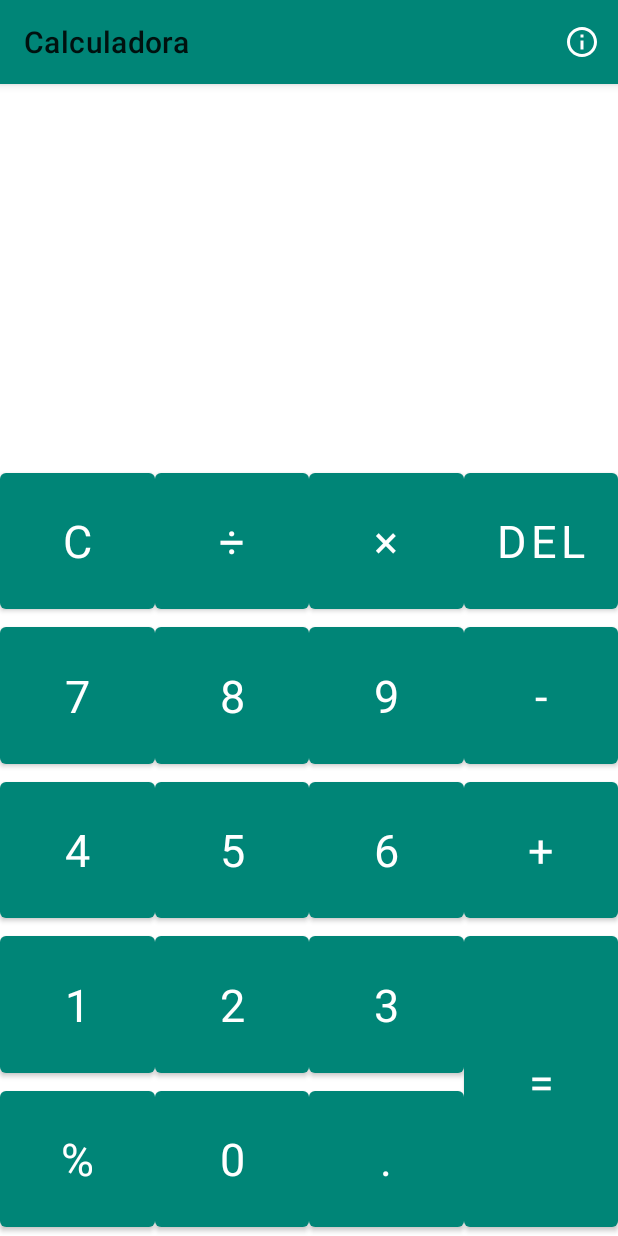
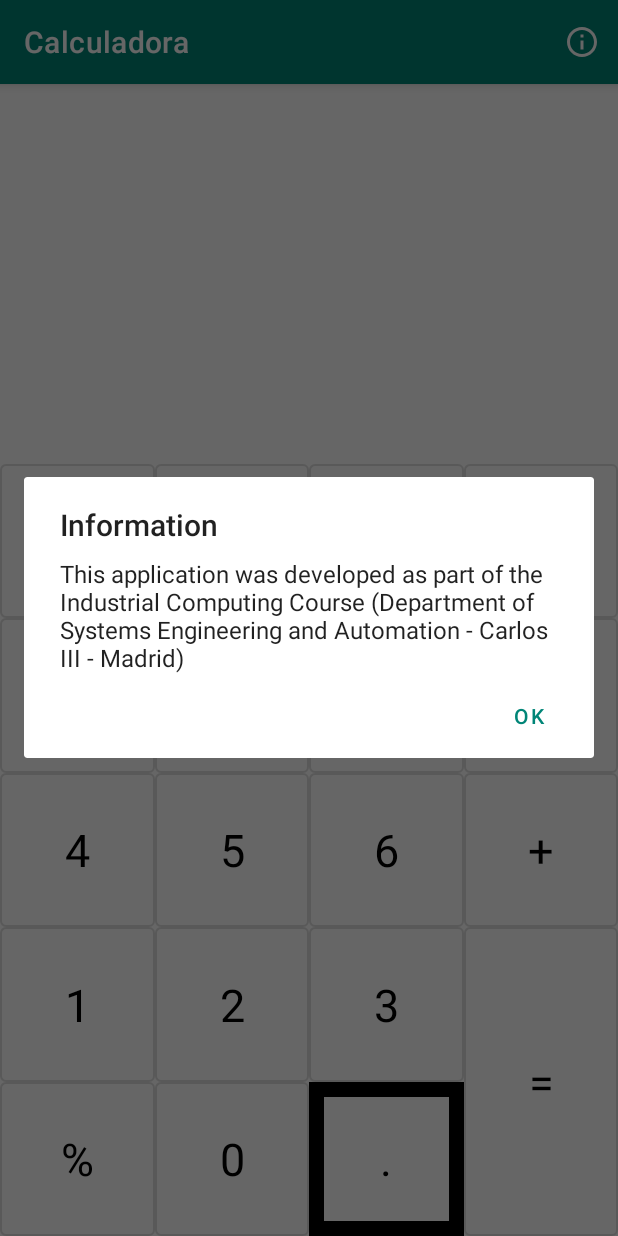
Before and after one commit to lacour-vincent/calculadora, an Android app: the screen it shows after launch (MainActivity), after a tap on "Information", on a phone screen of 412 x 824 dp. Run offline under Robolectric (Android 15) with nearby library versions, the phone set to English and light mode, and no system bars.

Commit message:
Improve layout

```diff
--- a/app/src/main/java/com/example/calculadora/MainActivity.kt
+++ b/app/src/main/java/com/example/calculadora/MainActivity.kt
@@ -4,7 +4,7 @@ import androidx.appcompat.app.AppCompatActivity
 import android.os.Bundle
 import android.view.Menu
 import android.view.MenuItem
-import android.widget.Toast
+import androidx.appcompat.app.AlertDialog
 
 import kotlinx.android.synthetic.main.activity_main.*
 
@@ -28,7 +28,7 @@ class MainActivity : AppCompatActivity() {
         button_eight.setOnClickListener { addElementToScreen('8') }
         button_nine.setOnClickListener { addElementToScreen('9') }
 
-        button_comma.setOnClickListener { addElementToScreen('.') }
+        button_dot.setOnClickListener { addElementToScreen('.') }
         button_percentage.setOnClickListener { addElementToScreen('%') }
 
         button_add.setOnClickListener { addElementToScreen('+') }
@@ -42,19 +42,19 @@ class MainActivity : AppCompatActivity() {
         button_clear.setOnClickListener { clearScreen() }
     }
 
-    fun addElementToScreen(element: Char) {
+    private fun addElementToScreen(element: Char) {
         textview_screen.text = evaluator.addElement(element)
     }
 
-    fun removeLastElementToScreen() {
+    private fun removeLastElementToScreen() {
         textview_screen.text = evaluator.removeLastElement()
     }
 
-    fun clearScreen() {
+    private fun clearScreen() {
         textview_screen.text = evaluator.clear()
     }
 
-    fun performCalculation() {
+    private fun performCalculation() {
         textview_screen.text = evaluator.eval()
     }
 
@@ -66,11 +66,19 @@ class MainActivity : AppCompatActivity() {
     override fun onOptionsItemSelected(item: MenuItem): Boolean {
         when (item.itemId) {
             R.id.action_information -> {
-                Toast.makeText(this, "Information", Toast.LENGTH_SHORT).show()
+                showInformation()
                 return true
             }
         }
         return super.onOptionsItemSelected(item)
     }
 
+    private fun showInformation() {
+        val builder = AlertDialog.Builder(this)
+        builder.setTitle(this.getString(R.string.information_title))
+        builder.setMessage(this.getString(R.string.information_description))
+        builder.setPositiveButton(android.R.string.yes) { _, _ -> }
+        builder.show()
+    }
+
 }
--- a/app/src/main/res/layout/activity_main.xml
+++ b/app/src/main/res/layout/activity_main.xml
@@ -11,8 +11,8 @@
             android:id="@+id/toolbar_activity_main"
             android:layout_width="match_parent"
             android:layout_height="?attr/actionBarSize"
-            android:background="?attr/colorPrimary"
             android:elevation="4dp"
+            app:theme="@style/Toolbar"
             app:layout_constraintTop_toTopOf="parent"
             app:layout_constraintEnd_toEndOf="parent"
             app:layout_constraintStart_toStartOf="parent"/>
@@ -27,238 +27,186 @@
             android:layout_marginStart="8dp"
             android:layout_marginEnd="8dp"
             android:layout_marginTop="24dp"
+            android:textColor="@color/black"
             android:textAlignment="textEnd"
+            android:maxLines="1"
+            android:ellipsize="end"
             android:textSize="36sp"
-    />
+            android:layout_marginBottom="8dp"/>
 
 
     <com.google.android.material.button.MaterialButton
             android:id="@+id/button_percentage"
-            android:text="%"
-            android:layout_width="0dp"
-            android:layout_height="0dp"
+            android:text="@string/operator_percentage"
+            style="@style/Button"
             app:layout_constraintDimensionRatio="1:1"
             app:layout_constraintBottom_toBottomOf="parent"
             app:layout_constraintEnd_toStartOf="@+id/guideline_left"
-            app:layout_constraintStart_toStartOf="parent"
-            android:textSize="30sp"
-            android:fontFamily="sans-serif"/>
+            app:layout_constraintStart_toStartOf="parent"/>
 
     <com.google.android.material.button.MaterialButton
             android:id="@+id/button_zero"
-            android:text="0"
-            android:layout_width="0dp"
-            android:layout_height="0dp"
+            android:text="@string/number_zero"
+            style="@style/Button"
             app:layout_constraintDimensionRatio="1:1"
             app:layout_constraintStart_toEndOf="@+id/button_percentage"
             app:layout_constraintEnd_toStartOf="@+id/guideline_center"
-            app:layout_constraintBottom_toBottomOf="parent"
-            android:textSize="30sp"
-            android:fontFamily="sans-serif"/>
+            app:layout_constraintBottom_toBottomOf="parent"/>
 
     <com.google.android.material.button.MaterialButton
-            android:id="@+id/button_comma"
-            android:text="."
-            android:layout_width="0dp"
-            android:layout_height="0dp"
+            android:id="@+id/button_dot"
+            android:text="@string/operator_dot"
+            style="@style/Button"
+            app:strokeWidth="10dp"
+            app:strokeColor="@color/black"
             app:layout_constraintDimensionRatio="1:1"
             app:layout_constraintStart_toEndOf="@+id/button_zero"
             app:layout_constraintEnd_toStartOf="@+id/guideline_right"
-            app:layout_constraintBottom_toBottomOf="parent"
-            android:textSize="30sp"
-            android:fontFamily="sans-serif"/>
+            app:layout_constraintBottom_toBottomOf="parent"/>
 
     <com.google.android.material.button.MaterialButton
             android:id="@+id/button_one"
-            android:text="1"
-            android:layout_width="0dp"
-            android:layout_height="0dp"
+            android:text="@string/number_one"
+            style="@style/Button"
             app:layout_constraintDimensionRatio="1:1"
             app:layout_constraintBottom_toTopOf="@+id/button_percentage"
             app:layout_constraintStart_toStartOf="parent"
-            app:layout_constraintEnd_toStartOf="@+id/guideline_left"
-            android:textSize="30sp"
-            android:fontFamily="sans-serif"/>
+            app:layout_constraintEnd_toStartOf="@+id/guideline_left"/>
 
     <com.google.android.material.button.MaterialButton
             android:id="@+id/button_two"
-            android:text="2"
-            android:layout_width="0dp"
-            android:layout_height="0dp"
+            android:text="@string/number_two"
+            style="@style/Button"
             app:layout_constraintDimensionRatio="1:1"
             app:layout_constraintBottom_toTopOf="@+id/button_zero"
             app:layout_constraintStart_toEndOf="@+id/button_one"
-            app:layout_constraintEnd_toStartOf="@+id/guideline_center"
-            android:textSize="30sp"
-            android:fontFamily="sans-serif"/>
+            app:layout_constraintEnd_toStartOf="@+id/guideline_center"/>
 
     <com.google.android.material.button.MaterialButton
             android:id="@+id/button_three"
-            android:text="3"
-            android:layout_width="0dp"
-            android:layout_height="0dp"
+            android:text="@string/number_three"
+            style="@style/Button"
             app:layout_constraintDimensionRatio="1:1"
-            app:layout_constraintBottom_toTopOf="@+id/button_comma"
+            app:layout_constraintBottom_toTopOf="@+id/button_dot"
             app:layout_constraintStart_toEndOf="@+id/button_two"
-            app:layout_constraintEnd_toStartOf="@+id/guideline_right"
-            android:textSize="30sp"
-            android:fontFamily="sans-serif"/>
+            app:layout_constraintEnd_toStartOf="@+id/guideline_right"/>
 
     <com.google.android.material.button.MaterialButton
             android:id="@+id/button_equal"
-            android:text="="
-            android:layout_width="0dp"
-            android:layout_height="0dp"
+            android:text="@string/action_equal"
+            style="@style/Button"
             app:layout_constraintStart_toEndOf="@+id/button_three"
             app:layout_constraintEnd_toEndOf="parent"
             app:layout_constraintBottom_toBottomOf="parent"
-            app:layout_constraintTop_toTopOf="@+id/button_three"
-            android:textSize="30sp"
-            android:fontFamily="sans-serif"/>
+            app:layout_constraintTop_toTopOf="@+id/button_three"/>
 
     <com.google.android.material.button.MaterialButton
             android:id="@+id/button_four"
-            android:text="4"
-            android:layout_width="0dp"
-            android:layout_height="0dp"
+            android:text="@string/number_four"
+            style="@style/Button"
             app:layout_constraintDimensionRatio="1:1"
             app:layout_constraintStart_toStartOf="parent"
             app:layout_constraintEnd_toStartOf="@+id/guideline_left"
-            app:layout_constraintBottom_toTopOf="@+id/button_one"
-            android:textSize="30sp"
-            android:fontFamily="sans-serif"/>
+            app:layout_constraintBottom_toTopOf="@+id/button_one"/>
 
     <com.google.android.material.button.MaterialButton
             android:id="@+id/button_five"
-            android:text="5"
-            android:layout_width="0dp"
-            android:layout_height="0dp"
+            android:text="@string/number_five"
+            style="@style/Button"
             app:layout_constraintDimensionRatio="1:1"
             app:layout_constraintStart_toEndOf="@+id/button_four"
             app:layout_constraintEnd_toStartOf="@+id/guideline_center"
-            app:layout_constraintBottom_toTopOf="@+id/button_two"
-            android:textSize="30sp"
-            android:fontFamily="sans-serif"/>
+            app:layout_constraintBottom_toTopOf="@+id/button_two"/>
 
     <com.google.android.material.button.MaterialButton
             android:id="@+id/button_six"
-            android:text="6"
-            android:layout_width="0dp"
-            android:layout_height="0dp"
+            android:text="@string/number_six"
+            style="@style/Button"
             app:layout_constraintDimensionRatio="1:1"
             app:layout_constraintBottom_toTopOf="@+id/button_three"
             app:layout_constraintStart_toEndOf="@+id/button_five"
-            app:layout_constraintEnd_toStartOf="@+id/guideline_right"
-            android:textSize="30sp"
-            android:fontFamily="sans-serif"/>
+            app:layout_constraintEnd_toStartOf="@+id/guideline_right"/>
 
     <com.google.android.material.button.MaterialButton
             android:id="@+id/button_add"
-            android:text="+"
-            android:layout_width="0dp"
-            android:layout_height="0dp"
+            android:text="@string/operator_add"
+            style="@style/Button"
             app:layout_constraintDimensionRatio="1:1"
             app:layout_constraintStart_toEndOf="@+id/button_six"
             app:layout_constraintEnd_toEndOf="parent"
-            app:layout_constraintBottom_toTopOf="@+id/button_equal"
-            android:textSize="30sp"
-            android:fontFamily="sans-serif"/>
+            app:layout_constraintBottom_toTopOf="@+id/button_equal"/>
 
     <com.google.android.material.button.MaterialButton
             android:id="@+id/button_seven"
-            android:text="7"
-            android:layout_width="0dp"
-            android:layout_height="0dp"
+            android:text="@string/number_seven"
+            style="@style/Button"
             app:layout_constraintDimensionRatio="1:1"
             app:layout_constraintBottom_toTopOf="@+id/button_four"
             app:layout_constraintStart_toStartOf="parent"
-            app:layout_constraintEnd_toStartOf="@+id/guideline_left"
-            android:textSize="30sp"
-            android:fontFamily="sans-serif"/>
+            app:layout_constraintEnd_toStartOf="@+id/guideline_left"/>
 
     <com.google.android.material.button.MaterialButton
             android:id="@+id/button_eight"
-            android:text="8"
-            android:layout_width="0dp"
-            android:layout_height="0dp"
+            android:text="@string/number_eight"
+            style="@style/Button"
             app:layout_constraintDimensionRatio="1:1"
             app:layout_constraintStart_toEndOf="@+id/button_seven"
             app:layout_constraintEnd_toStartOf="@+id/guideline_center"
-            app:layout_constraintBottom_toTopOf="@+id/button_five"
-            android:textSize="30sp"
-            android:fontFamily="sans-serif"/>
+            app:layout_constraintBottom_toTopOf="@+id/button_five"/>
 
     <com.google.android.material.button.MaterialButton
             android:id="@+id/button_nine"
-            android:text="9"
-            android:layout_width="0dp"
-            android:layout_height="0dp"
+            android:text="@string/number_nine"
+            style="@style/Button"
             app:layout_constraintDimensionRatio="1:1"
             app:layout_constraintBottom_toTopOf="@+id/button_six"
             app:layout_constraintStart_toEndOf="@+id/button_eight"
-            app:layout_constraintEnd_toStartOf="@+id/guideline_right"
-            android:textSize="30sp"
-            android:fontFamily="sans-serif"/>
+            app:layout_constraintEnd_toStartOf="@+id/guideline_right"/>
 
     <com.google.android.material.button.MaterialButton
             android:id="@+id/button_minus"
-            android:text="-"
-            android:layout_width="0dp"
-            android:layout_height="0dp"
+            android:text="@string/operator_minus"
+            style="@style/Button"
             app:layout_constraintDimensionRatio="1:1"
             app:layout_constraintStart_toEndOf="@+id/button_nine"
             app:layout_constraintEnd_toEndOf="parent"
-            app:layout_constraintBottom_toTopOf="@+id/button_add"
-            android:textSize="30sp"
-            android:fontFamily="sans-serif"/>
+            app:layout_constraintBottom_toTopOf="@+id/button_add"/>
 
     <com.google.android.material.button.MaterialButton
             android:id="@+id/button_clear"
-            android:text="C"
-            android:layout_width="0dp"
-            android:layout_height="0dp"
+            android:text="@string/action_clear"
+            style="@style/Button"
             app:layout_constraintDimensionRatio="1:1"
             app:layout_constraintStart_toStartOf="parent"
             app:layout_constraintBottom_toTopOf="@+id/button_seven"
-            app:layout_constraintEnd_toStartOf="@+id/guideline_left"
-            android:textSize="30sp"
-            android:fontFamily="sans-serif"/>
+            app:layout_constraintEnd_toStartOf="@+id/guideline_left"/>
 
     <com.google.android.material.button.MaterialButton
             android:id="@+id/button_divide"
-            android:text="÷"
-            android:layout_width="0dp"
-            android:layout_height="0dp"
+            android:text="@string/operator_divide"
+            style="@style/Button"
             app:layout_constraintDimensionRatio="1:1"
             app:layout_constraintStart_toEndOf="@+id/button_clear"
             app:layout_constraintBottom_toTopOf="@+id/button_eight"
-            app:layout_constraintEnd_toStartOf="@+id/guideline_center"
-            android:textSize="30sp"
-            android:fontFamily="sans-serif"/>
+            app:layout_constraintEnd_toStartOf="@+id/guideline_center"/>
 
     <com.google.android.material.button.MaterialButton
             android:id="@+id/button_multiply"
-            android:text="×"
-            android:layout_width="0dp"
-            android:layout_height="0dp"
+            android:text="@string/operator_multiply"
+            style="@style/Button"
             app:layout_constraintDimensionRatio="1:1"
             app:layout_constraintStart_toEndOf="@+id/button_divide"
             app:layout_constraintEnd_toStartOf="@+id/guideline_right"
-            app:layout_constraintBottom_toTopOf="@+id/button_nine"
-            android:textSize="30sp"
-            android:fontFamily="sans-serif"/>
+            app:layout_constraintBottom_toTopOf="@+id/button_nine"/>
 
     <com.google.android.material.button.MaterialButton
             android:id="@+id/button_delete"
-            android:text="DEL"
-            android:layout_width="0dp"
-            android:layout_height="0dp"
+            android:text="@string/action_delete"
+            style="@style/Button"
             app:layout_constraintDimensionRatio="1:1"
             app:layout_constraintStart_toEndOf="@+id/button_multiply"
             app:layout_constraintEnd_toEndOf="parent"
-            app:layout_constraintBottom_toTopOf="@+id/button_minus"
-            android:textSize="30sp"
-            android:fontFamily="sans-serif"/>
+            app:layout_constraintBottom_toTopOf="@+id/button_minus"/>
 
     <androidx.constraintlayout.widget.Guideline
             android:orientation="vertical"
--- a/app/src/main/res/menu/toolbar_menu.xml
+++ b/app/src/main/res/menu/toolbar_menu.xml
@@ -1,11 +1,13 @@
 <?xml version="1.0" encoding="utf-8"?>
 <menu
-        xmlns:tools="http://schemas.android.com/tools" xmlns:android="http://schemas.android.com/apk/res/android"
-        xmlns:app="http://schemas.android.com/apk/res-auto" tools:context=".MainActivity">
+        xmlns:tools="http://schemas.android.com/tools"
+        xmlns:android="http://schemas.android.com/apk/res/android"
+        xmlns:app="http://schemas.android.com/apk/res-auto"
+        tools:context=".MainActivity">
 
     <item
             android:id="@+id/action_information"
-            android:title="Information"
+            android:title="@string/menu_information"
             app:showAsAction="ifRoom"
             android:icon="@drawable/ic_info_outline_24dp"/>
 
--- a/app/src/main/res/values/colors.xml
+++ b/app/src/main/res/values/colors.xml
@@ -3,15 +3,10 @@
 
     <color name="colorPrimary">#008577</color>
     <color name="colorPrimaryDark">#00574B</color>
+    <color name="colorPrimaryText">#FFFFFF</color>
     <color name="colorAccent">#D81B60</color>
 
-    <color name="colorWhite">#FFFFFF</color>
-    <color name="colorBlack">#000000</color>
-
-    <color name="colorBlue">#007DFF</color>
-    <color name="colorWhiteSmock">#F5F5F5</color>
-    <color name="colorLightBlack">#464646</color>
-    <color name="colorGray">#EAEAEA</color>
-    <color name="colorLightWhite">#FCFCFC</color>
+    <color name="white">#FFFFFF</color>
+    <color name="black">#000000</color>
 
 </resources>
--- a/app/src/main/res/values/strings.xml
+++ b/app/src/main/res/values/strings.xml
@@ -1,3 +1,34 @@
 <resources>
     <string name="app_name">Calculadora</string>
+
+    <string name="number_zero">0</string>
+    <string name="number_one">1</string>
+    <string name="number_two">2</string>
+    <string name="number_three">3</string>
+    <string name="number_four">4</string>
+    <string name="number_five">5</string>
+    <string name="number_six">6</string>
+    <string name="number_seven">7</string>
+    <string name="number_eight">8</string>
+    <string name="number_nine">9</string>
+
+    <string name="operator_dot">.</string>
+    <string name="operator_percentage">%</string>
+
+    <string name="operator_add">+</string>
+    <string name="operator_minus">-</string>
+    <string name="operator_multiply">×</string>
+    <string name="operator_divide">÷</string>
+
+    <string name="action_equal">=</string>
+    <string name="action_delete">⌫</string>
+    <string name="action_clear">C</string>
+
+    <string name="menu_information">Information</string>
+    <string name="information_title">Information</string>
+    <string name="information_description">This application was developed as part of the Industrial Computing Course
+        (Department of Systems Engineering and Automation - Carlos III - Madrid)
+    </string>
+
+
 </resources>
--- a/app/src/main/res/values/styles.xml
+++ b/app/src/main/res/values/styles.xml
@@ -6,4 +6,20 @@
         <item name="colorAccent">@color/colorAccent</item>
     </style>
 
+    <style name="Toolbar">
+        <item name="android:background">@color/colorPrimary</item>
+        <item name="android:textColorPrimary">@color/colorPrimaryText</item>
+    </style>
+
+    <style name="Button" parent="Widget.MaterialComponents.Button.OutlinedButton">
+        <item name="android:layout_width">0dp</item>
+        <item name="android:layout_height">0dp</item>
+        <item name="android:insetTop">0dp</item>
+        <item name="android:insetBottom">0dp</item>
+        <item name="android:textColor">@color/black</item>
+        <item name="android:backgroundTint">@color/white</item>
+        <item name="android:textSize">30sp</item>
+        <item name="android:fontFamily">sans-serif</item>
+    </style>
+
 </resources>
```
